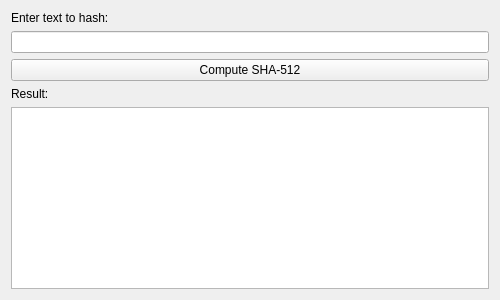
Old version of the form src/gui/shawindow.ui in the repository Demian-Chern/reshenia.
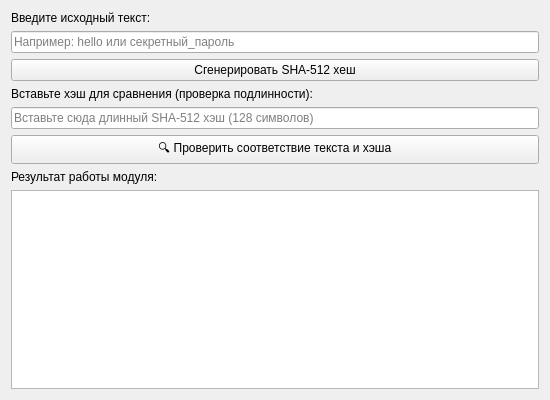
New version of the form.

```diff
--- a/src/gui/shawindow.ui
+++ b/src/gui/shawindow.ui
@@ -6,8 +6,8 @@
             <rect>
                 <x>0</x>
                 <y>0</y>
-                <width>500</width>
-                <height>300</height>
+                <width>550</width>
+                <height>400</height>
             </rect>
         </property>
         <property name="windowTitle">
@@ -17,24 +17,53 @@
             <item>
                 <widget class="QLabel" name="label">
                     <property name="text">
-                        <string>Enter text to hash:</string>
+                        <string>Введите исходный текст:</string>
                     </property>
                 </widget>
             </item>
             <item>
-                <widget class="QLineEdit" name="inputEdit"/>
+                <widget class="QLineEdit" name="inputEdit">
+                    <property name="placeholderText">
+                        <string>Например: hello или секретный_пароль</string>
+                    </property>
+                </widget>
             </item>
             <item>
-                <widget class="QPushButton" name="calcButton">
+                <layout class="QHBoxLayout" name="horizontalLayout">
+                    <item>
+                        <widget class="QPushButton" name="calcButton">
+                            <property name="text">
+                                <string>Сгенерировать SHA-512 хеш</string>
+                            </property>
+                        </widget>
+                    </item>
+                </layout>
+            </item>
+            <item>
+                <widget class="QLabel" name="label_3">
                     <property name="text">
-                        <string>Compute SHA-512</string>
+                        <string>Вставьте хэш для сравнения (проверка подлинности):</string>
+                    </property>
+                </widget>
+            </item>
+            <item>
+                <widget class="QLineEdit" name="hashCompareEdit">
+                    <property name="placeholderText">
+                        <string>Вставьте сюда длинный SHA-512 хэш (128 символов)</string>
+                    </property>
+                </widget>
+            </item>
+            <item>
+                <widget class="QPushButton" name="checkButton">
+                    <property name="text">
+                        <string>🔍 Проверить соответствие текста и хэша</string>
                     </property>
                 </widget>
             </item>
             <item>
                 <widget class="QLabel" name="label_2">
                     <property name="text">
-                        <string>Result:</string>
+                        <string>Результат работы модуля:</string>
                     </property>
                 </widget>
             </item>
```
Left out of the diff: 2 changed lines with no effect on the pictures.
